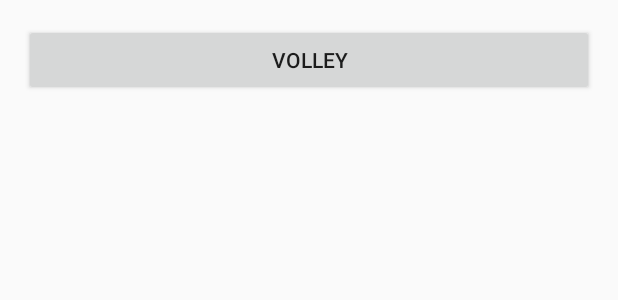
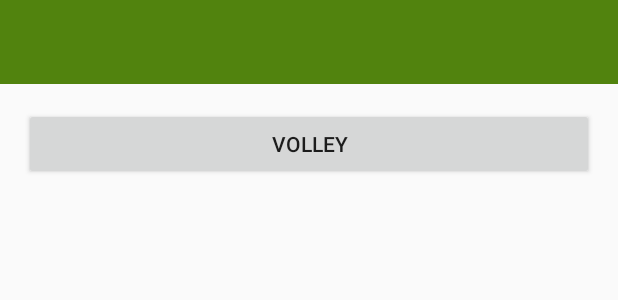
Before and after one commit to mojota/Bazinga, an Android app: the layout activity_main.xml on its own in the app's theme, with its tools: preview values and no code run, on a phone screen of 412 x 824 dp. Shown: the top 300 px of the screen. Run offline under Robolectric (Android 15) with nearby library versions, the light colour scheme and no system bars.

Commit message:
优化volley

```diff
--- a/app/src/main/java/com/mojota/bazinga/MainActivity.java
+++ b/app/src/main/java/com/mojota/bazinga/MainActivity.java
@@ -3,16 +3,21 @@ package com.mojota.bazinga;
 import android.content.Intent;
 import android.support.v7.app.AppCompatActivity;
 import android.os.Bundle;
+import android.support.v7.widget.Toolbar;
 import android.view.Menu;
 import android.view.MenuItem;
 import android.view.View;
 
 public class MainActivity extends AppCompatActivity {
 
+    private Toolbar mToolbar;
+
     @Override
     protected void onCreate(Bundle savedInstanceState) {
         super.onCreate(savedInstanceState);
         setContentView(R.layout.activity_main);
+        mToolbar = (Toolbar) findViewById(R.id.toolbar_header);
+        setSupportActionBar(mToolbar);
     }
 
     @Override
--- a/app/src/main/res/layout/activity_main.xml
+++ b/app/src/main/res/layout/activity_main.xml
@@ -1,17 +1,27 @@
-<RelativeLayout xmlns:android="http://schemas.android.com/apk/res/android"
-    xmlns:tools="http://schemas.android.com/tools"
+<LinearLayout xmlns:android="http://schemas.android.com/apk/res/android"
     android:layout_width="match_parent"
     android:layout_height="match_parent"
-    android:paddingBottom="@dimen/activity_vertical_margin"
-    android:paddingLeft="@dimen/activity_horizontal_margin"
-    android:paddingRight="@dimen/activity_horizontal_margin"
-    android:paddingTop="@dimen/activity_vertical_margin"
-    tools:context=".MainActivity">
+    android:orientation="vertical">
 
-    <Button
+    <include
+        android:id="@+id/layout_header"
+        layout="@layout/view_header" />
+
+    <LinearLayout
         android:layout_width="match_parent"
-        android:layout_height="wrap_content"
-        android:text="@string/volley"
-        android:onClick="onVolleyClick"/>
+        android:layout_height="match_parent"
+        android:paddingBottom="@dimen/activity_vertical_margin"
+        android:paddingLeft="@dimen/activity_horizontal_margin"
+        android:paddingRight="@dimen/activity_horizontal_margin"
+        android:paddingTop="@dimen/activity_vertical_margin">
 
-</RelativeLayout>
+        <Button
+            android:layout_width="match_parent"
+            android:layout_height="wrap_content"
+            android:onClick="onVolleyClick"
+            android:text="@string/volley" />
+
+    </LinearLayout>
+
+
+</LinearLayout>
--- /dev/null
+++ b/app/src/main/res/layout/view_header.xml
@@ -0,0 +1,27 @@
+<?xml version="1.0" encoding="utf-8"?>
+<LinearLayout xmlns:android="http://schemas.android.com/apk/res/android"
+    xmlns:app="http://schemas.android.com/apk/res-auto"
+    android:layout_width="match_parent"
+    android:layout_height="wrap_content">
+
+    <android.support.v7.widget.Toolbar
+        android:id="@+id/toolbar_header"
+        android:layout_width="match_parent"
+        android:layout_height="?attr/actionBarSize"
+        android:background="?attr/colorPrimary"
+        android:elevation="8dp"
+        android:minHeight="?attr/actionBarSize"
+        android:translationZ="8dp"
+        app:theme="@style/ThemeOverlay.AppCompat.Dark"
+        app:popupTheme="@style/ThemeOverlay.AppCompat.Light">
+
+        <TextView
+            android:id="@+id/toolbar_title"
+            android:layout_width="wrap_content"
+            android:layout_height="wrap_content"
+            android:layout_gravity="center"
+            android:textColor="@android:color/white"
+            android:textSize="20dp" />
+
+    </android.support.v7.widget.Toolbar>
+</LinearLayout>
--- a/app/src/main/res/values/styles.xml
+++ b/app/src/main/res/values/styles.xml
@@ -1,7 +1,7 @@
 <resources>
 
     <!-- Base application theme. -->
-    <style name="AppTheme" parent="Theme.AppCompat.Light.DarkActionBar">
+    <style name="AppTheme" parent="Theme.AppCompat.Light.NoActionBar">
         <item name="colorPrimaryDark">@color/color_theme_dark</item>
         <item name="colorPrimary">@color/color_theme</item>
     </style>
```
Also changed, not shown: app/src/main/java/com/mojota/bazinga/MyApplication.java (+0 -12 lines), app/src/main/java/com/mojota/bazinga/VolleyActivity.java (+8 -10 lines), app/src/main/java/com/mojota/bazinga/connect/GsonPostRequest.java (deleted, +0 -66 lines), app/src/main/java/com/mojota/bazinga/connect/GsonRequest.java (added, +61 -0 lines), app/src/main/java/com/mojota/bazinga/connect/JsonObjectRequest.java (added, +63 -0 lines), app/src/main/java/com/mojota/bazinga/connect/VolleyUtil.java (added, +59 -0 lines).
